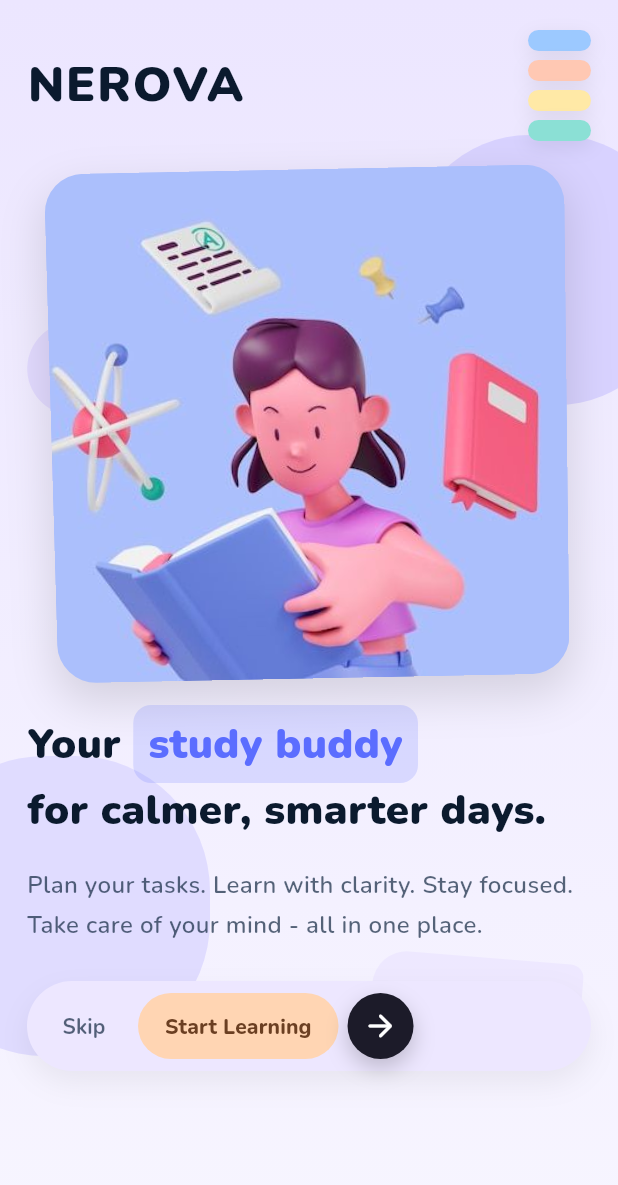
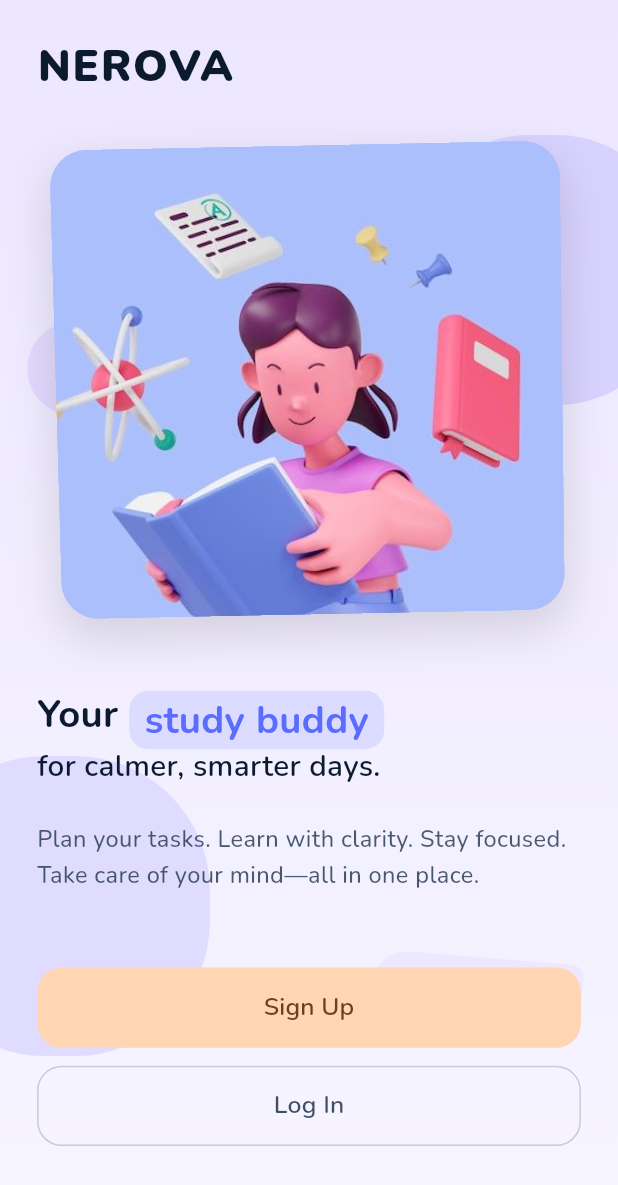
Before and after one commit to afnanbintenam-spec/Nerova, a Flutter app: the screen it shows after launch, on a phone screen of 412 x 824 dp. Shown: the top 1185 px of the screen. Run offline on Flutter 3.47's test engine with Material 3 defaults, Android fonts, the phone set to English and light mode, and no system bars; our stand-ins replace connectivity_plus, flutter_riverpod, flutter_secure_storage, google_fonts, hive_flutter; accounts and stored records are empty.

Commit message:
Implement responsive welcome screen with design tokens and clamping

```diff
--- a/lib/screens/onboarding/welcome_screen.dart
+++ b/lib/screens/onboarding/welcome_screen.dart
@@ -13,160 +13,159 @@ class WelcomeScreen extends StatelessWidget {
   @override
   Widget build(BuildContext context) {
     final screenWidth = MediaQuery.of(context).size.width;
-    final isSmallScreen = screenWidth < 600;
-    final horizontalPadding = isSmallScreen ? 18.0 : 22.0;
+    final screenHeight = MediaQuery.of(context).size.height;
+
+    // Responsive design tokens (8dp grid + clamping)
+    final padX = (screenWidth * 0.06).clamp(20.0, 28.0);
+    final padTopBottom = (screenHeight * 0.04).clamp(16.0, 24.0);
+    final spaceLogoBelow = (screenHeight * 0.04).clamp(24.0, 48.0);
+    final spaceIllustration = (screenHeight * 0.06).clamp(32.0, 56.0);
+    final spaceHeadline = (screenHeight * 0.03).clamp(16.0, 24.0);
+    final spaceToCTA = (screenHeight * 0.06).clamp(32.0, 64.0);
+    final btnHeight = (screenHeight * 0.065).clamp(48.0, 56.0);
+    final btnRadius = (screenWidth * 0.04).clamp(14.0, 18.0);
+
+    // Typography sizes
+    final logoFontSize = (screenWidth * 0.07).clamp(26.0, 34.0);
+    final h1FontSize = (screenWidth * 0.062).clamp(24.0, 32.0);
+    final h2FontSize = (screenWidth * 0.048).clamp(18.0, 24.0);
+    final bodyFontSize = (screenWidth * 0.038).clamp(14.0, 16.0);
+    final btnFontSize = (screenWidth * 0.04).clamp(15.0, 17.0);
+
+    // Illustration sizing
+    final illustrationWidth = screenWidth * 0.82;
+    final illustrationHeight = (screenHeight * 0.38).clamp(220.0, 320.0);
+    final illustrationRadius = (screenWidth * 0.06).clamp(20.0, 32.0);
 
     return Scaffold(
       body: Stack(
         children: [
           const _WelcomeBackground(),
           SafeArea(
-            child: ListView(
+            child: SingleChildScrollView(
+              child: ConstrainedBox(
+                constraints: BoxConstraints(
+                  minHeight:
+                      screenHeight -
+                      MediaQuery.of(context).padding.top -
+                      MediaQuery.of(context).padding.bottom,
+                ),
+                child: IntrinsicHeight(
+                  child: Padding(
                     padding: EdgeInsets.symmetric(
-                horizontal: horizontalPadding,
-                vertical: isSmallScreen ? 12 : 16,
+                      horizontal: padX,
+                      vertical: padTopBottom,
                     ),
+                    child: Column(
+                      crossAxisAlignment: CrossAxisAlignment.start,
                       children: [
-                const SizedBox(height: 8),
-                // Top header with NEROVA and colored bars
-                Row(
-                  mainAxisAlignment: MainAxisAlignment.spaceBetween,
-                  crossAxisAlignment: CrossAxisAlignment.center,
-                  children: [
+                        // A) Logo block
                         Text(
                           'NEROVA',
                           style: GoogleFonts.nunito(
-                        fontSize: isSmallScreen ? 32 : 42,
+                            fontSize: logoFontSize,
                             fontWeight: FontWeight.w900,
                             color: AppColors.ink,
                             letterSpacing: 1.2,
                           ),
                         ),
-                    const SizedBox(width: 12),
-                    Column(
-                      mainAxisAlignment: MainAxisAlignment.center,
-                      children: [
-                        _HorizontalColorBar(
-                          color: const Color(0xFF9CC9FF),
-                          width: 42,
+                        SizedBox(height: spaceLogoBelow),
+
+                        // B) Illustration block (bounded)
+                        Center(
+                          child: SizedBox(
+                            width: illustrationWidth,
+                            height: illustrationHeight,
+                            child: _MascotHeroImage(
+                              assetPath: _welcomeHeroAsset,
+                              borderRadius: illustrationRadius,
                             ),
-                        const SizedBox(height: 6),
-                        _HorizontalColorBar(
-                          color: const Color(0xFFFFC8B3),
-                          width: 42,
                           ),
-                        const SizedBox(height: 6),
-                        _HorizontalColorBar(
-                          color: const Color(0xFFFFE9A6),
-                          width: 42,
                         ),
-                        const SizedBox(height: 6),
-                        _HorizontalColorBar(
-                          color: const Color(0xFF8BE0D5),
-                          width: 42,
-                        ),
-                      ],
-                    ),
-                  ],
-                ),
-                SizedBox(height: isSmallScreen ? 20 : 28),
-                const _HeroMascot(),
-                SizedBox(height: isSmallScreen ? 16 : 20),
+                        SizedBox(height: spaceIllustration),
+
+                        // C) Headline block (two lines)
                         Text.rich(
                           TextSpan(
+                            children: [
+                              TextSpan(
+                                text: 'Your ',
                                 style: GoogleFonts.nunito(
-                      fontSize: isSmallScreen ? 28 : 34,
-                      fontWeight: FontWeight.w900,
-                      height: 1.3,
+                                  fontSize: h1FontSize,
+                                  fontWeight: FontWeight.w700,
                                   color: AppColors.ink,
+                                  height: 1.2,
                                 ),
-                    children: [
-                      const TextSpan(text: "Your "),
+                              ),
                               WidgetSpan(
                                 alignment: PlaceholderAlignment.middle,
                                 child: Container(
                                   padding: EdgeInsets.symmetric(
-                            horizontal: isSmallScreen ? 10 : 12,
-                            vertical: 6,
+                                    horizontal: h1FontSize * 0.4,
+                                    vertical: 4,
                                   ),
                                   margin: const EdgeInsets.only(right: 4),
                                   decoration: BoxDecoration(
-                            color: AppColors.electric.withOpacity(0.18),
-                            borderRadius: BorderRadius.circular(12),
+                                    color: AppColors.electric.withOpacity(0.15),
+                                    borderRadius: BorderRadius.circular(
+                                      h1FontSize * 0.5,
+                                    ),
                                   ),
                                   child: Text(
                                     'study buddy',
                                     style: GoogleFonts.nunito(
-                              fontSize: isSmallScreen ? 28 : 34,
-                              fontWeight: FontWeight.w900,
+                                      fontSize: h1FontSize,
+                                      fontWeight: FontWeight.w700,
                                       color: AppColors.electric,
+                                      height: 1.2,
                                     ),
                                   ),
                                 ),
                               ),
-                      const TextSpan(text: '\nfor calmer, smarter days.'),
+                              TextSpan(
+                                text: '\nfor calmer, smarter days.',
+                                style: GoogleFonts.nunito(
+                                  fontSize: h2FontSize,
+                                  fontWeight: FontWeight.w600,
+                                  color: AppColors.ink,
+                                  height: 1.2,
+                                ),
+                              ),
                             ],
                           ),
                         ),
-                SizedBox(height: isSmallScreen ? 18 : 22),
+                        SizedBox(height: spaceHeadline),
+
+                        // D) Subtext block
                         Text(
-                  'Plan your tasks. Learn with clarity. Stay focused. Take care of your mind - all in one place.',
+                          'Plan your tasks. Learn with clarity. Stay focused. Take care of your mind—all in one place.',
                           style: GoogleFonts.nunito(
-                    fontSize: isSmallScreen ? 16 : 19,
-                    height: 1.7,
-                    color: AppColors.navy.withOpacity(0.7),
-                    fontWeight: FontWeight.w600,
+                            fontSize: bodyFontSize,
+                            height: 1.55,
+                            color: AppColors.navy.withOpacity(0.75),
+                            fontWeight: FontWeight.w500,
                           ),
+                          maxLines: 6,
+                          overflow: TextOverflow.ellipsis,
                         ),
-                SizedBox(height: isSmallScreen ? 24 : 32),
-                Container(
-                  padding: const EdgeInsets.all(6),
-                  decoration: BoxDecoration(
-                    color: const Color(0xFFEDE7FF),
-                    borderRadius: BorderRadius.circular(999),
-                    boxShadow: [
-                      BoxShadow(
-                        color: Colors.black.withOpacity(0.06),
-                        blurRadius: 16,
-                        offset: const Offset(0, 8),
-                      ),
-                    ],
-                  ),
-                  child: Row(
+                        SizedBox(height: spaceToCTA),
+
+                        // E) CTA Buttons block (clean, two-button stack)
+                        Column(
+                          mainAxisSize: MainAxisSize.min,
                           children: [
-                      TextButton(
-                        onPressed: () {
-                          Navigator.of(context).pushReplacement(
-                            MaterialPageRoute(
-                              builder: (_) => const LoginScreen(),
-                            ),
-                          );
-                        },
-                        style: TextButton.styleFrom(
-                          foregroundColor: AppColors.navy.withOpacity(0.7),
-                          padding: const EdgeInsets.symmetric(
-                            horizontal: 16,
-                            vertical: 10,
-                          ),
-                        ),
-                        child: Text(
-                          'Skip',
-                          style: GoogleFonts.nunito(
-                            fontWeight: FontWeight.w700,
-                          ),
-                        ),
-                      ),
-                      const SizedBox(width: 4),
-                      FilledButton(
+                            // Primary button (Sign Up)
+                            SizedBox(
+                              width: double.infinity,
+                              height: btnHeight,
+                              child: FilledButton(
                                 style: FilledButton.styleFrom(
                                   backgroundColor: const Color(0xFFFFD5B3),
                                   foregroundColor: const Color(0xFF6B3F22),
-                          padding: const EdgeInsets.symmetric(
-                            horizontal: 18,
-                            vertical: 12,
+                                  shape: RoundedRectangleBorder(
+                                    borderRadius: BorderRadius.circular(
+                                      btnRadius,
                                     ),
-                          shape: RoundedRectangleBorder(
-                            borderRadius: BorderRadius.circular(999),
                                   ),
                                   elevation: 0,
                                 ),
@@ -178,53 +177,62 @@ class WelcomeScreen extends StatelessWidget {
                                   );
                                 },
                                 child: Text(
-                          'Start Learning',
+                                  'Sign Up',
                                   style: GoogleFonts.nunito(
-                            fontWeight: FontWeight.w800,
+                                    fontSize: btnFontSize,
+                                    fontWeight: FontWeight.w600,
                                   ),
                                 ),
                               ),
-                      const SizedBox(width: 6),
-                      Container(
-                        width: 44,
-                        height: 44,
-                        decoration: BoxDecoration(
-                          color: const Color(0xFF1C1B29),
-                          shape: BoxShape.circle,
-                          boxShadow: [
-                            BoxShadow(
-                              color: Colors.black.withOpacity(0.2),
-                              blurRadius: 12,
-                              offset: const Offset(0, 6),
                             ),
-                          ],
+                            const SizedBox(height: 12),
+                            // Secondary button (Log In)
+                            SizedBox(
+                              width: double.infinity,
+                              height: btnHeight,
+                              child: OutlinedButton(
+                                style: OutlinedButton.styleFrom(
+                                  foregroundColor: AppColors.navy.withOpacity(
+                                    0.8,
                                   ),
-                        child: const Icon(
-                          Icons.arrow_forward_rounded,
-                          color: Colors.white,
+                                  side: BorderSide(
+                                    color: AppColors.navy.withOpacity(0.2),
+                                    width: 1,
+                                  ),
+                                  shape: RoundedRectangleBorder(
+                                    borderRadius: BorderRadius.circular(
+                                      btnRadius,
+                                    ),
+                                  ),
+                                ),
+                                onPressed: () {
+                                  Navigator.of(context).pushReplacement(
+                                    MaterialPageRoute(
+                                      builder: (_) => const LoginScreen(),
+                                    ),
+                                  );
+                                },
+                                child: Text(
+                                  'Log In',
+                                  style: GoogleFonts.nunito(
+                                    fontSize: btnFontSize,
+                                    fontWeight: FontWeight.w600,
+                                  ),
+                                ),
                               ),
                             ),
                           ],
                         ),
+                        SizedBox(height: padTopBottom),
+                      ],
                     ),
-                const SizedBox(height: 16),
-              ],
+                  ),
+                ),
+              ),
             ),
           ),
         ],
       ),
-    );
-  }
-}
-
-class _HeroMascot extends StatelessWidget {
-  const _HeroMascot();
-
-  @override
-  Widget build(BuildContext context) {
-    return SizedBox(
-      height: 340,
-      child: Center(child: _MascotHeroImage(assetPath: _welcomeHeroAsset)),
     );
   }
 }
@@ -336,50 +344,6 @@ class _AsymmetricPill extends StatelessWidget {
   }
 }
 
-class _BookStack extends StatelessWidget {
-  @override
-  Widget build(BuildContext context) {
-    return Column(
-      mainAxisAlignment: MainAxisAlignment.center,
-      children: [
-        _BookSlice(color: const Color(0xFF9CC9FF)),
-        const SizedBox(height: 8),
-        _BookSlice(color: const Color(0xFFFFC8B3)),
-        const SizedBox(height: 8),
-        _BookSlice(color: const Color(0xFFFFE9A6)),
-        const SizedBox(height: 8),
-        _BookSlice(color: const Color(0xFF8BE0D5)),
-      ],
-    );
-  }
-}
-
-class _HorizontalColorBar extends StatelessWidget {
-  const _HorizontalColorBar({required this.color, required this.width});
-
-  final Color color;
-  final double width;
-
-  @override
-  Widget build(BuildContext context) {
-    return Container(
-      width: width,
-      height: 14,
-      decoration: BoxDecoration(
-        color: color,
-        borderRadius: BorderRadius.circular(7),
-        boxShadow: [
-          BoxShadow(
-            color: Colors.black.withOpacity(0.08),
-            blurRadius: 10,
-            offset: const Offset(0, 4),
-          ),
-        ],
-      ),
-    );
-  }
-}
-
 class _BookSlice extends StatelessWidget {
   const _BookSlice({required this.color, this.width = 92});
 
@@ -407,17 +371,14 @@ class _BookSlice extends StatelessWidget {
 }
 
 class _MascotHeroImage extends StatelessWidget {
-  const _MascotHeroImage({required this.assetPath});
+  const _MascotHeroImage({required this.assetPath, this.borderRadius = 26});
 
   final String assetPath;
+  final double borderRadius;
 
   @override
   Widget build(BuildContext context) {
-    return Column(
-      mainAxisAlignment: MainAxisAlignment.center,
-      mainAxisSize: MainAxisSize.max,
-      children: [
-        Transform(
+    return Transform(
       alignment: Alignment.center,
       transform: Matrix4.identity()
         ..setEntry(3, 2, 0.001)
@@ -425,10 +386,9 @@ class _MascotHeroImage extends StatelessWidget {
         ..rotateZ(-0.02),
       child: Container(
         width: double.infinity,
-            height: 340,
-            margin: const EdgeInsets.symmetric(horizontal: 16),
+        height: double.infinity,
         decoration: BoxDecoration(
-              borderRadius: BorderRadius.circular(26),
+          borderRadius: BorderRadius.circular(borderRadius),
           boxShadow: [
             BoxShadow(
               color: Colors.black.withOpacity(0.12),
@@ -439,7 +399,7 @@ class _MascotHeroImage extends StatelessWidget {
           ],
         ),
         child: ClipRRect(
-              borderRadius: BorderRadius.circular(26),
+          borderRadius: BorderRadius.circular(borderRadius),
           child: Image.asset(
             assetPath,
             fit: BoxFit.cover,
@@ -456,8 +416,6 @@ class _MascotHeroImage extends StatelessWidget {
           ),
         ),
       ),
-        ),
-      ],
     );
   }
 }
```
Lines whose indentation alone changed are shown as unchanged.
